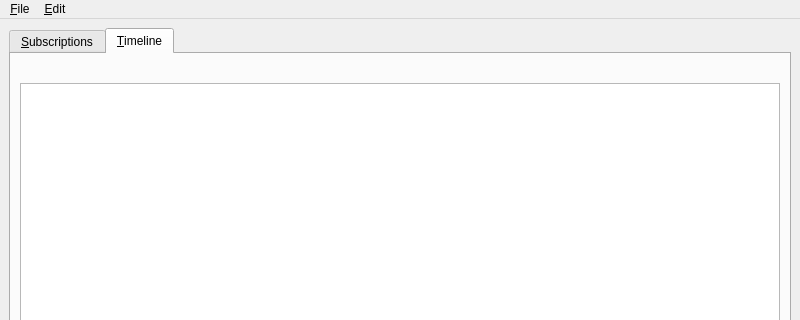
Above: branches/trunk/UI/spot-on-rss.ui from textbrowser/spot-on before the change; both pictures show x 0 to 800 and y 0 to 320 of the 800 by 600 pixel window. Below: the same form after it.
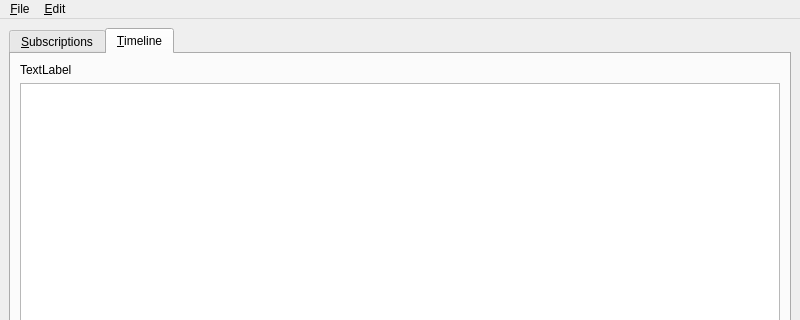
That is the form after the change. The open tabs and pages were chosen to show the change. Icons and pictures are not drawn.

Commit message: RSS information.

The edit to the form file:
```diff
--- a/branches/trunk/UI/spot-on-rss.ui
+++ b/branches/trunk/UI/spot-on-rss.ui
@@ -362,21 +362,14 @@
        </attribute>
        <layout class="QVBoxLayout" name="verticalLayout_2">
         <item>
-         <layout class="QHBoxLayout" name="horizontalLayout_4">
-          <item>
-           <spacer name="horizontalSpacer_3">
-            <property name="orientation">
-             <enum>Qt::Horizontal</enum>
-            </property>
-            <property name="sizeHint" stdset="0">
-             <size>
-              <width>40</width>
-              <height>20</height>
-             </size>
-            </property>
-           </spacer>
-          </item>
-         </layout>
+         <widget class="QLabel" name="statistics">
+          <property name="text">
+           <string>TextLabel</string>
+          </property>
+          <property name="wordWrap">
+           <bool>true</bool>
+          </property>
+         </widget>
         </item>
         <item>
          <widget class="QTextBrowser" name="timeline">
```
The commit also changes 2 other files.
